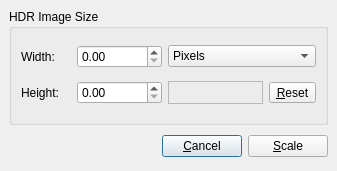
Before: the Qt Designer form forms/resizedialog.ui in LuminanceHDR/LuminanceHDR, drawn with Qt 5.
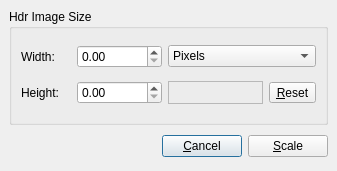
After: the same form once the commit is applied. Icons and pictures are not drawn.

Commit message: forms/*ui fixed HDR/Hdr TIFF/Tiff inconsistencies

The edit to the form file:
```diff
--- a/forms/resizedialog.ui
+++ b/forms/resizedialog.ui
@@ -28,7 +28,7 @@
    <item>
     <widget class="QGroupBox" name="groupBox" >
      <property name="title" >
-      <string>HDR Image Size</string>
+      <string>Hdr Image Size</string>
      </property>
      <layout class="QVBoxLayout" >
       <property name="margin" >
```
The commit also changes 3 other files.
